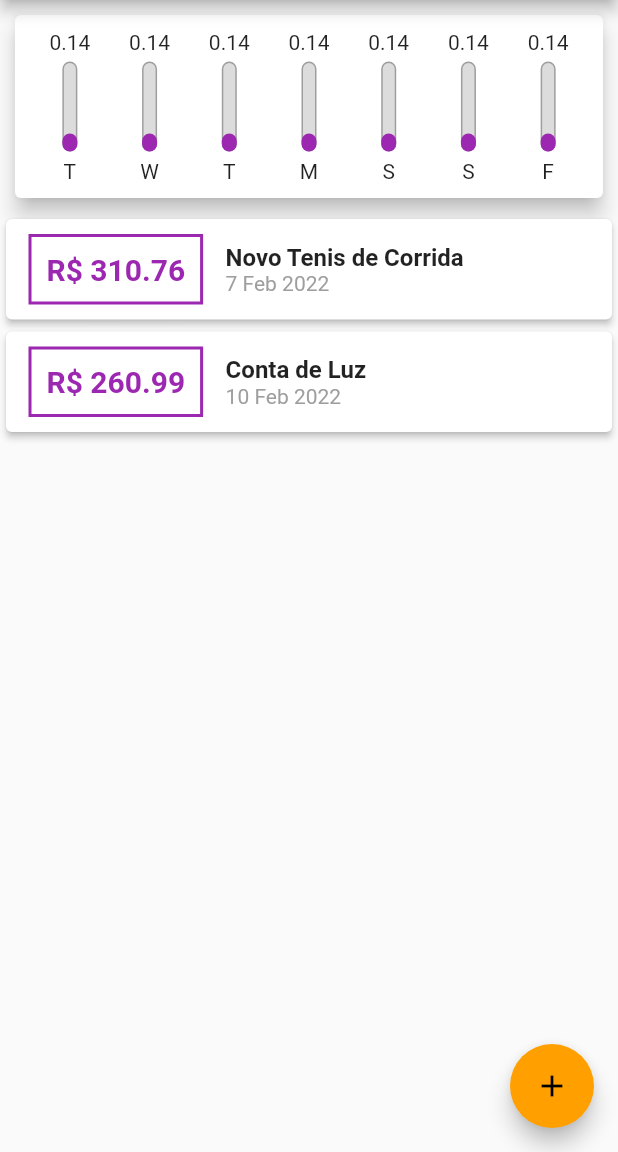
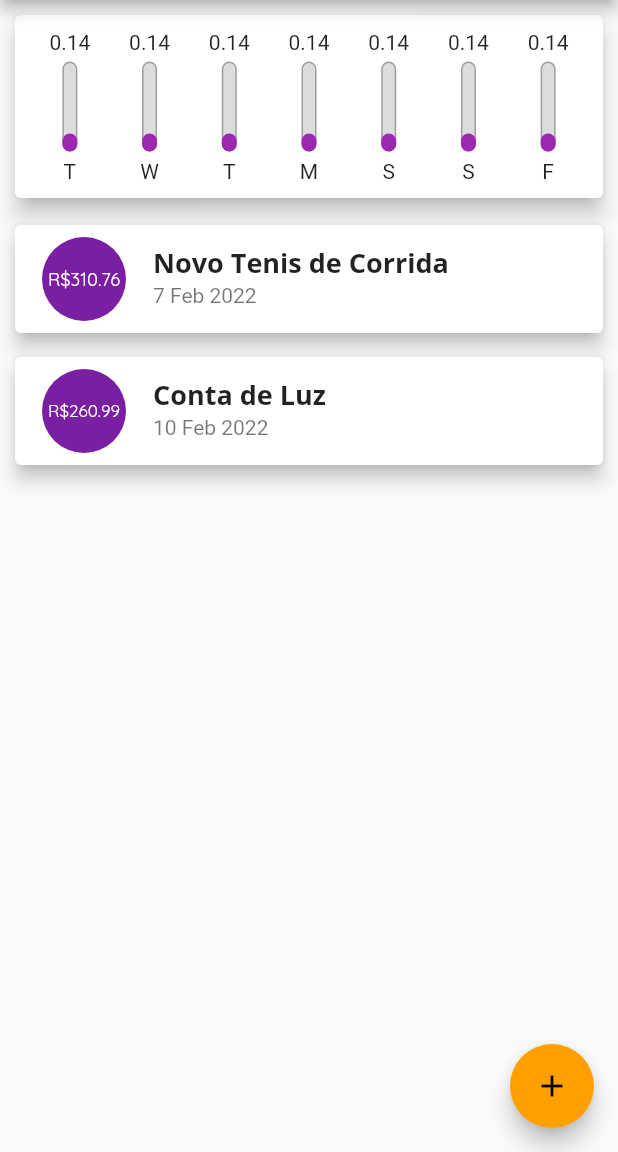
Before and after one commit to diegojaldim/expenses_app, a Flutter app: the screen it shows after launch, on a phone screen of 412 x 824 dp, the part 84-1236 px from its top. Run offline on Flutter 3.47's test engine with Material 2 defaults, Android fonts, the phone set to English and light mode, and no system bars.

Commit message:
Change card to ListTile

```diff
--- a/lib/components/transaction_list.dart
+++ b/lib/components/transaction_list.dart
@@ -38,49 +38,28 @@ class TransactionList extends StatelessWidget {
           final tr = transactions[index];
 
           return Card(
-            elevation: 2,
-            child: Row(
-              children: <Widget>[
-                Container(
+            elevation: 5,
             margin: const EdgeInsets.symmetric(
-                    horizontal: 15,
-                    vertical: 10,
+              vertical: 8,
+              horizontal: 10,
             ),
-                  decoration: BoxDecoration(
-                    border: Border.all(
-                      color: Theme.of(context).primaryColor,
-                      width: 2,
-                    )
-                  ),
-                  padding: const EdgeInsets.all(10),
-                  child: Text(
-                    'R\$ ${tr.value.toStringAsFixed(2)}',
-                    style: TextStyle(
-                      fontWeight: FontWeight.bold,
-                      fontSize: 20,
-                      color: Theme.of(context).primaryColor
+            child: ListTile(
+              leading: CircleAvatar(
+                radius: 30,
+                child: Padding(
+                  padding: const EdgeInsets.all(6),
+                  child: FittedBox(
+                    child: Text('R\$${tr.value}')
                   ),
                 ),
               ),
-                Column(
-                  crossAxisAlignment: CrossAxisAlignment.start,
-                  children: <Widget>[
-                    Text(
+              title: Text(
                 tr.title,
-                      style: const TextStyle(
-                        fontSize: 16,
-                        fontWeight: FontWeight.bold,
+                style: Theme.of(context).textTheme.headline6,
               ),
+              subtitle: Text(
+                DateFormat('d MMM y').format(tr.date)
               ),
-                    Text(
-                      DateFormat('d MMM y').format(tr.date),
-                      style: const TextStyle(
-                        color: Colors.grey,
-                      ),
-                    ),
-                  ],
-                )
-              ],
             ),
           );
         },
```
Lines whose indentation alone changed are shown as unchanged.
